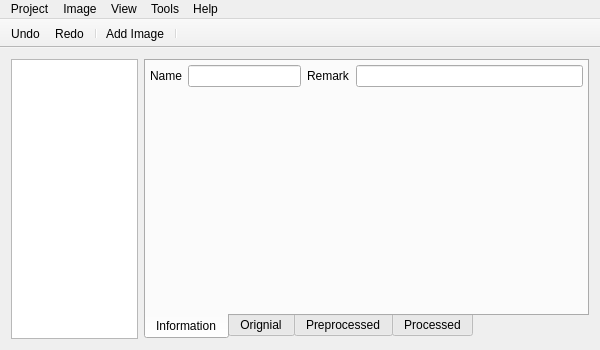
Above: mainwindow.ui from librehat/caiga before the change. Below: the same form after it.
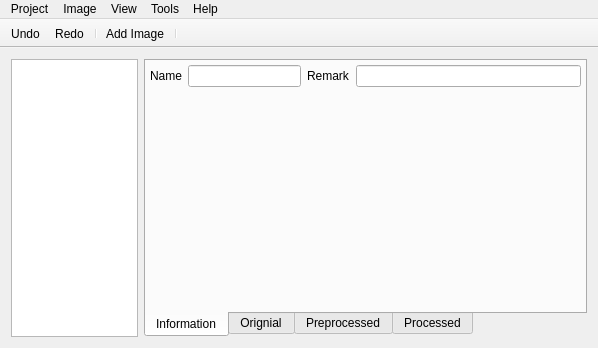
That is the form after the change. Icons and pictures are not drawn. Custom widgets are drawn as their Qt base class.

Commit message: communication between dialog and mainwindow through slots and signals. QSettings implemented.

```diff
--- a/mainwindow.ui
+++ b/mainwindow.ui
@@ -6,8 +6,8 @@
    <rect>
     <x>0</x>
     <y>0</y>
-    <width>600</width>
-    <height>350</height>
+    <width>598</width>
+    <height>348</height>
    </rect>
   </property>
   <property name="sizePolicy">
@@ -208,8 +208,8 @@
     <rect>
      <x>0</x>
      <y>0</y>
-     <width>600</width>
-     <height>19</height>
+     <width>598</width>
+     <height>25</height>
     </rect>
    </property>
    <widget class="QMenu" name="menuProject">
```
Left out of the diff: 44 changed lines with no effect on the pictures. The commit also changes 7 other files.
